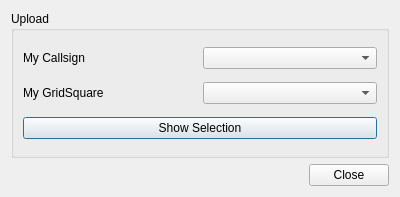
Above: ui/QrzDialog.ui from k5mcd/QLog before the change. Below: the same form after it.
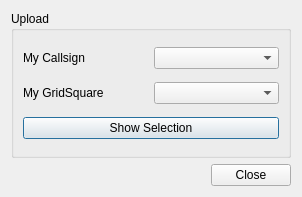
That is the form after the change.

Patch:
```diff
--- a/ui/QrzDialog.ui
+++ b/ui/QrzDialog.ui
@@ -6,7 +6,7 @@
    <rect>
     <x>0</x>
     <y>0</y>
-    <width>400</width>
+    <width>302</width>
     <height>197</height>
    </rect>
   </property>
```
